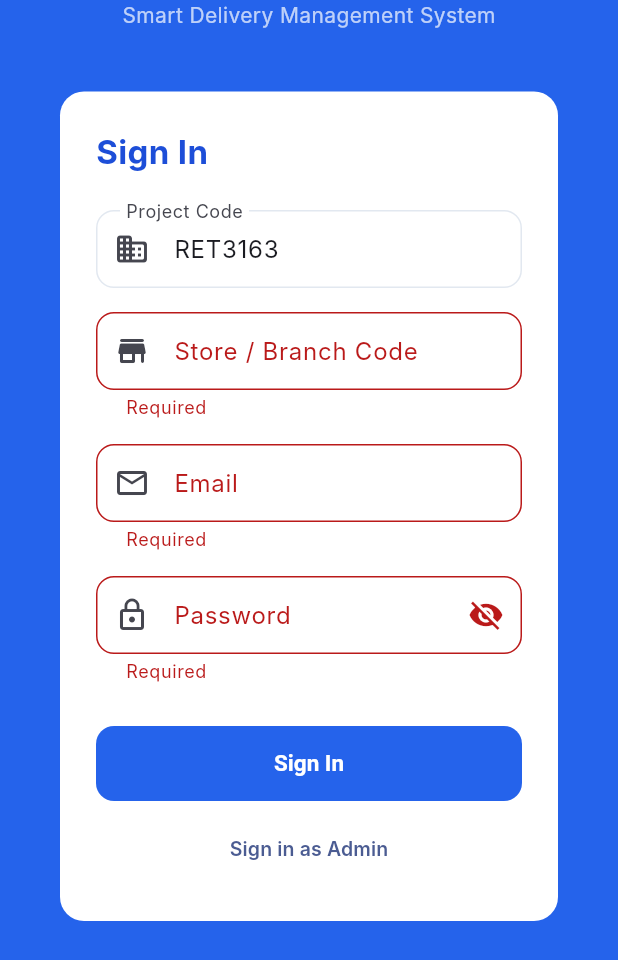
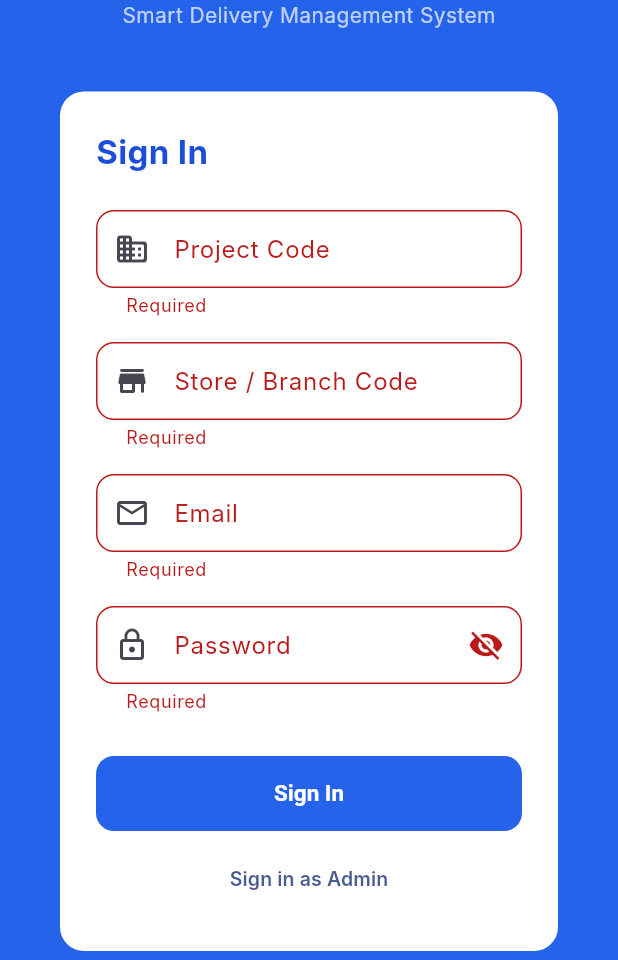
Before and after one commit to juggernaut03/eroc_picker_mobile_app, a Flutter app: the screen it shows after launch, after a tap on "Skip", after a tap on "Sign In", on a phone screen of 412 x 824 dp, the part 276-1236 px from its top. Run offline on Flutter 3.47's test engine with Material 3 defaults, Android fonts, the phone set to English and light mode, and no system bars; our stand-ins replace cached_network_image, firebase_core, firebase_messaging, flutter_local_notifications, flutter_secure_storage, pdf and 2 more; missing offline and left inert: mobile_scanner; accounts and stored records are empty; Roboto replaces fonts that are missing (Inter).

Commit message:
feat: remove default value from project controller in login screen

```diff
--- a/lib/screens/auth/login_screen.dart
+++ b/lib/screens/auth/login_screen.dart
@@ -18,7 +18,7 @@ class LoginScreen extends StatefulWidget {
 
 class _LoginScreenState extends State<LoginScreen> {
   final _formKey = GlobalKey<FormState>();
-  final _projectCtrl = TextEditingController(text: 'RET3163');
+  final _projectCtrl = TextEditingController();
   final _storeCtrl = TextEditingController();
   final _emailCtrl = TextEditingController();
   final _passCtrl = TextEditingController();
```
